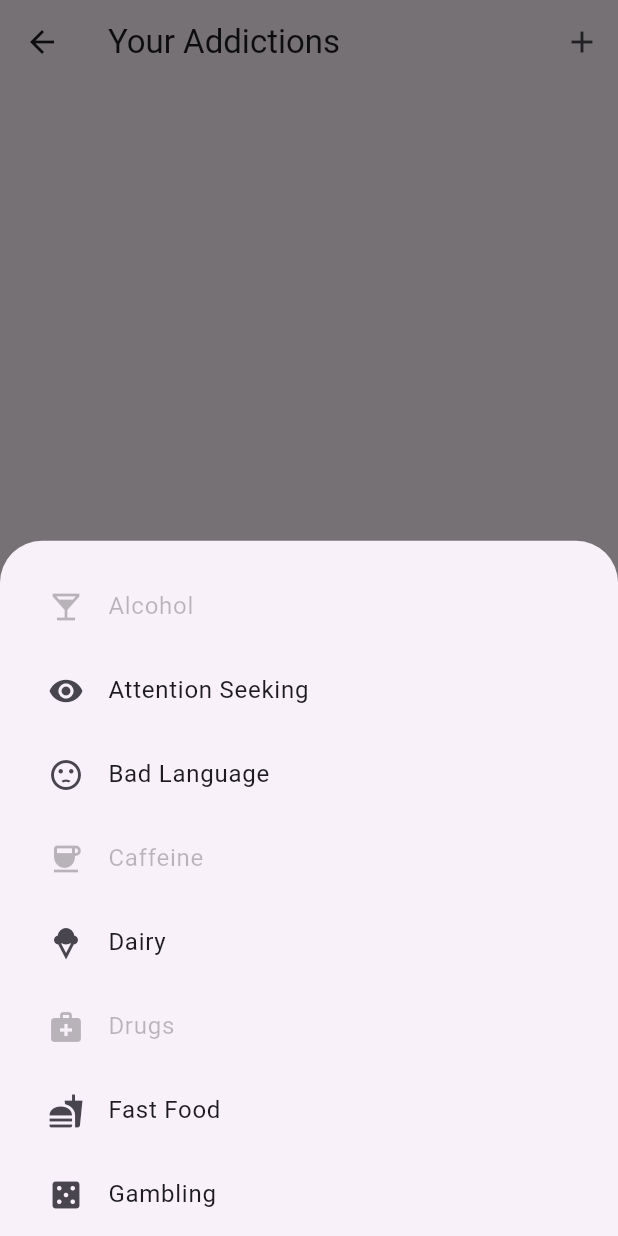
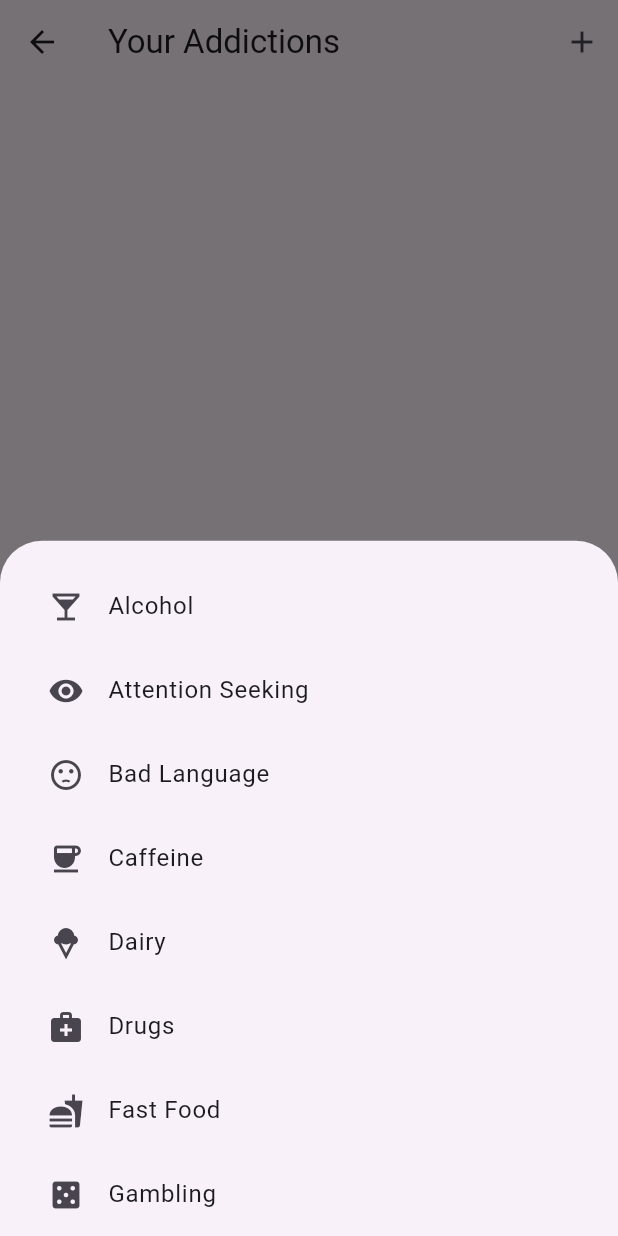
Before and after one commit to DiogoCunhaCardoso/Not_Today_Client_App, a Flutter app: the AddictionScreen screen opened directly, after a tap on the "add" icon, on a phone screen of 412 x 824 dp. Run offline on Flutter 3.47's test engine with Material 3 defaults, Android fonts, the phone set to English and light mode, and no system bars; our stand-ins replace flutter_riverpod.

Commit message:
minor correction

```diff
--- a/lib/screens/main/content/addictions_screen.dart
+++ b/lib/screens/main/content/addictions_screen.dart
@@ -29,7 +29,8 @@ class AddictionScreen extends ConsumerWidget {
                 final isAlreadyAdded = userAddictions.any(
                   (addiction) =>
                       addiction.addictionType.toLowerCase() ==
-                      addictionType.name.toLowerCase(),
+                          addictionType.name.toLowerCase() &&
+                      addiction.userId == loggedInUser?.id,
                 );
 
                 return ListTile(
```
